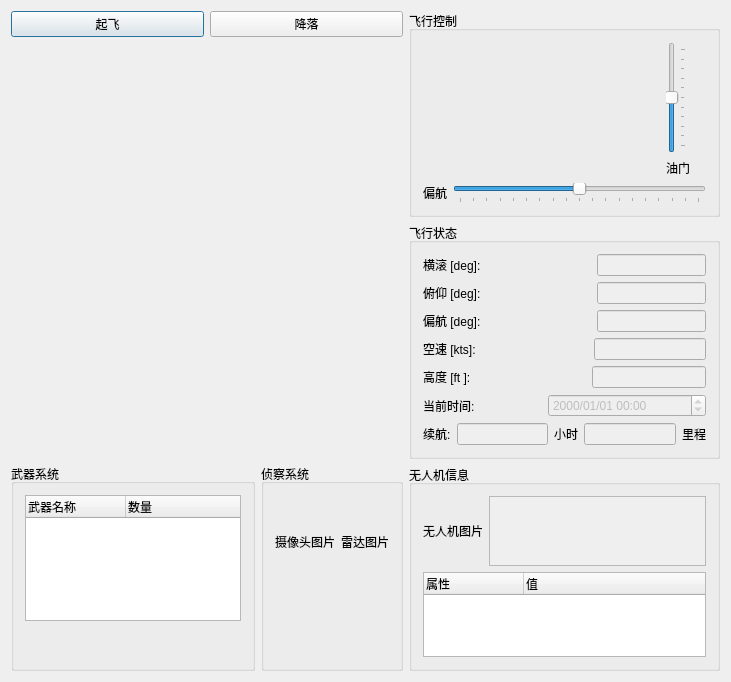
Above: UAV/UAVClient/maindialog.ui from zt900403/UAV before the change. Below: the same form after it.
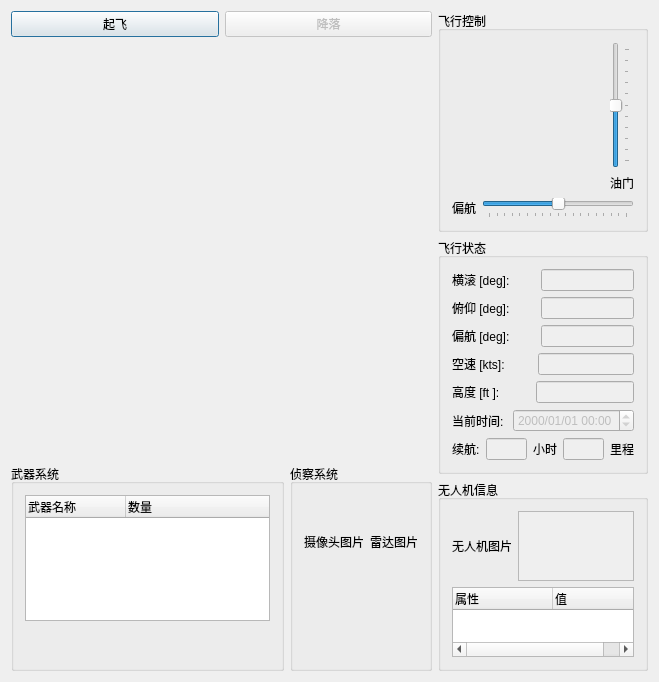
That is the form after the change. Icons and pictures are not drawn. Custom widgets are drawn as their Qt base class.

Patch:
```diff
--- a/UAV/UAVClient/maindialog.ui
+++ b/UAV/UAVClient/maindialog.ui
@@ -6,14 +6,14 @@
    <rect>
     <x>0</x>
     <y>0</y>
-    <width>731</width>
+    <width>659</width>
     <height>682</height>
    </rect>
   </property>
   <property name="windowTitle">
    <string>UVAClient</string>
   </property>
-  <layout class="QHBoxLayout" name="horizontalLayout_16">
+  <layout class="QHBoxLayout" name="horizontalLayout_16" stretch="2,1">
    <item>
     <layout class="QVBoxLayout" name="verticalLayout_7" stretch="0,2,1">
      <item>
@@ -23,13 +23,36 @@
          <property name="text">
           <string>起飞</string>
          </property>
+         <property name="icon">
+          <iconset resource="uva.qrc">
+           <normaloff>:/images/ico/launch.png</normaloff>:/images/ico/launch.png</iconset>
+         </property>
+         <property name="iconSize">
+          <size>
+           <width>24</width>
+           <height>24</height>
+          </size>
+         </property>
         </widget>
        </item>
        <item>
         <widget class="QPushButton" name="landingBtn">
+         <property name="enabled">
+          <bool>false</bool>
+         </property>
          <property name="text">
           <string>降落</string>
          </property>
+         <property name="icon">
+          <iconset>
+           <normaloff>images/ico/landing.png</normaloff>images/ico/landing.png</iconset>
+         </property>
+         <property name="iconSize">
+          <size>
+           <width>24</width>
+           <height>24</height>
+          </size>
+         </property>
         </widget>
        </item>
       </layout>
@@ -184,9 +207,48 @@
        </property>
        <layout class="QVBoxLayout" name="verticalLayout_10" stretch="7,1">
         <item>
-         <layout class="QHBoxLayout" name="horizontalLayout_14" stretch="6,1">
+         <layout class="QHBoxLayout" name="horizontalLayout_14" stretch="0,6,1,1">
           <item>
-           <widget class="AircraftController" name="UAV_rollAndPitchController" native="true"/>
+           <spacer name="horizontalSpacer_9">
+            <property name="orientation">
+             <enum>Qt::Horizontal</enum>
+            </property>
+            <property name="sizeHint" stdset="0">
+             <size>
+              <width>40</width>
+              <height>20</height>
+             </size>
+            </property>
+           </spacer>
+          </item>
+          <item>
+           <widget class="AircraftController" name="UAV_rollAndPitchController" native="true">
+            <property name="minimumSize">
+             <size>
+              <width>150</width>
+              <height>150</height>
+             </size>
+            </property>
+            <property name="maximumSize">
+             <size>
+              <width>150</width>
+              <height>150</height>
+             </size>
+            </property>
+           </widget>
+          </item>
+          <item>
+           <spacer name="horizontalSpacer_7">
+            <property name="orientation">
+             <enum>Qt::Horizontal</enum>
+            </property>
+            <property name="sizeHint" stdset="0">
+             <size>
+              <width>40</width>
+              <height>20</height>
+             </size>
+            </property>
+           </spacer>
           </item>
           <item>
            <layout class="QVBoxLayout" name="verticalLayout_6">
```
Left out of the diff: 4 changed lines with no effect on the pictures.
